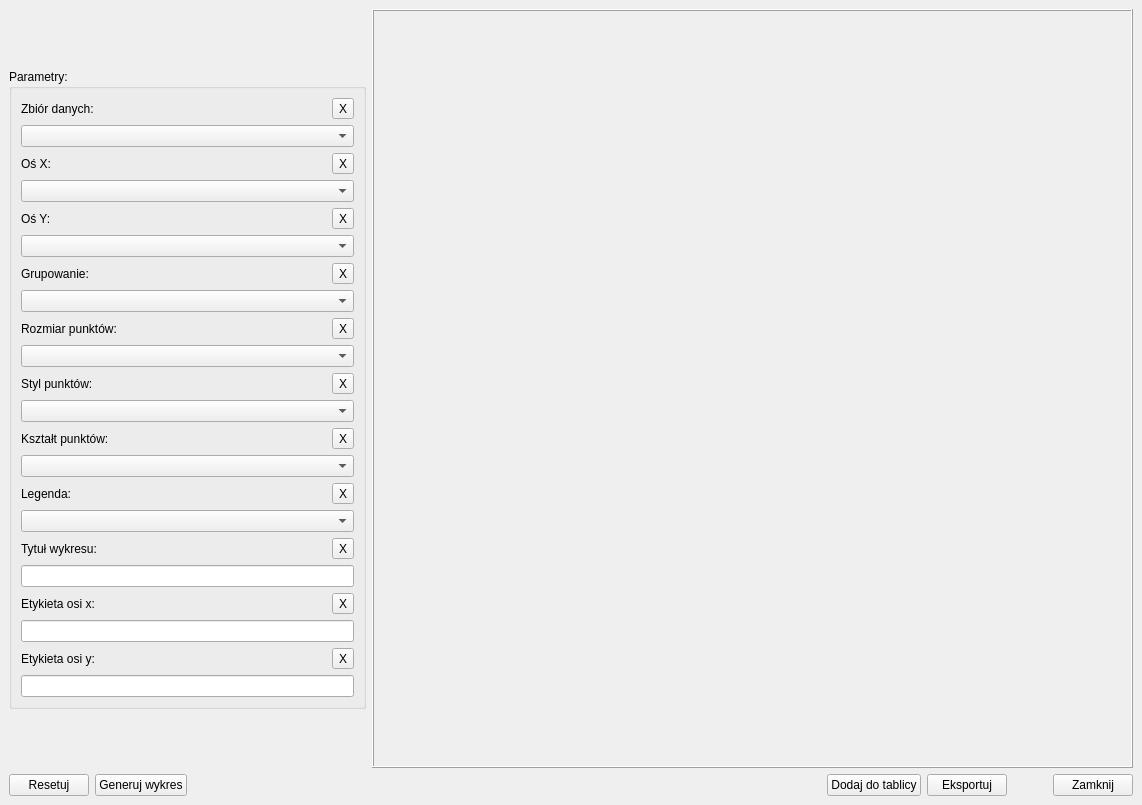
First picture: the form in ui/Plots/scatter-plot-window.ui, repository OskarLewandowski/dex-data-experience, before the edit.
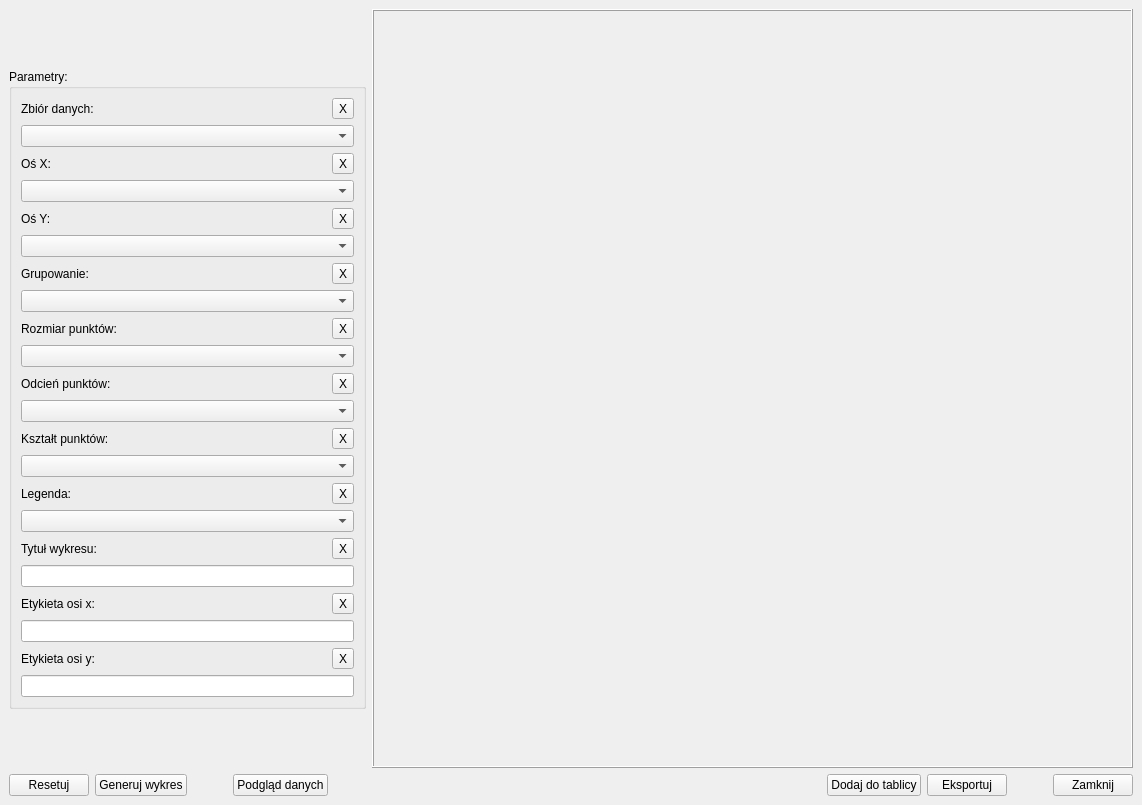
Second picture: the form after the edit.

The edit to the form file:
```diff
--- a/ui/Plots/scatter-plot-window.ui
+++ b/ui/Plots/scatter-plot-window.ui
@@ -296,7 +296,7 @@
                  <item>
                   <widget class="QLabel" name="label_6">
                    <property name="text">
-                    <string>Styl punktów:</string>
+                    <string>Odcień punktów:</string>
                    </property>
                   </widget>
                  </item>
@@ -786,6 +786,29 @@
         </property>
        </widget>
       </item>
+      <item>
+       <spacer name="horizontalSpacer_14">
+        <property name="orientation">
+         <enum>Qt::Horizontal</enum>
+        </property>
+        <property name="sizeType">
+         <enum>QSizePolicy::Fixed</enum>
+        </property>
+        <property name="sizeHint" stdset="0">
+         <size>
+          <width>40</width>
+          <height>20</height>
+         </size>
+        </property>
+       </spacer>
+      </item>
+      <item>
+       <widget class="QPushButton" name="pushButton_Data_Preview">
+        <property name="text">
+         <string>Podgląd danych</string>
+        </property>
+       </widget>
+      </item>
       <item>
        <spacer name="horizontalSpacer_2">
         <property name="orientation">
```
Left out of the diff: 4 changed lines with no effect on the pictures.
